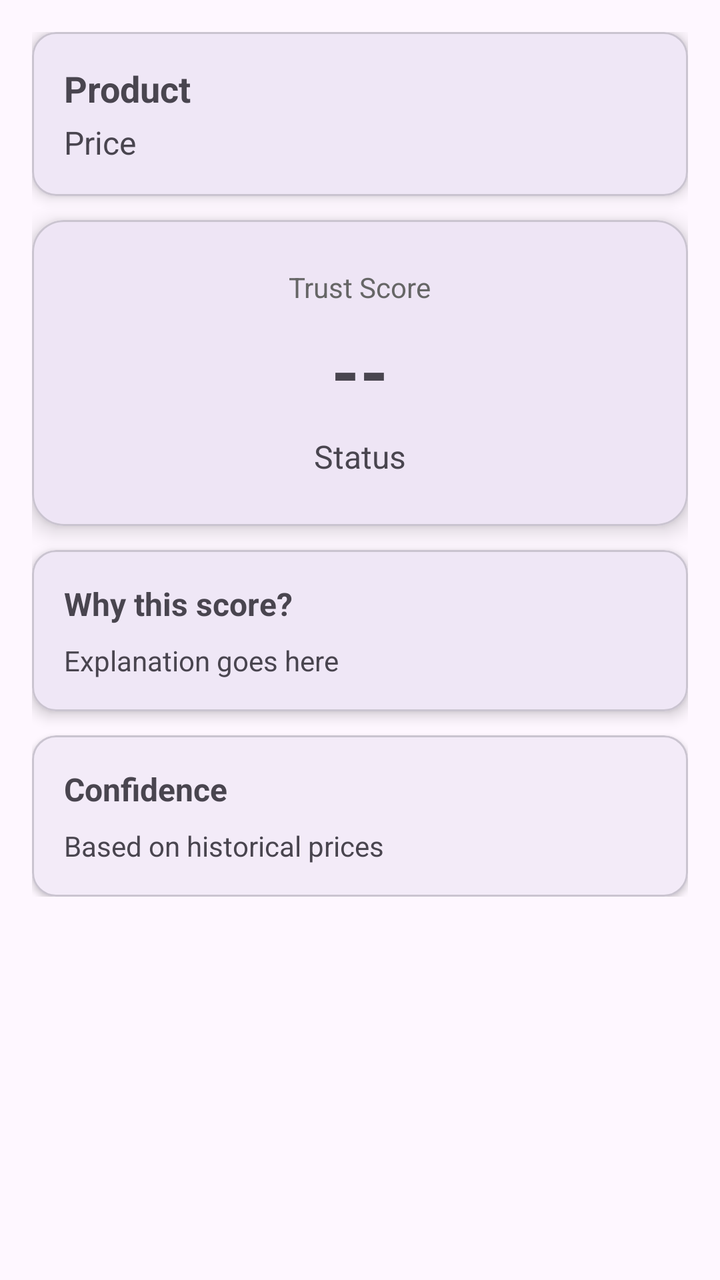
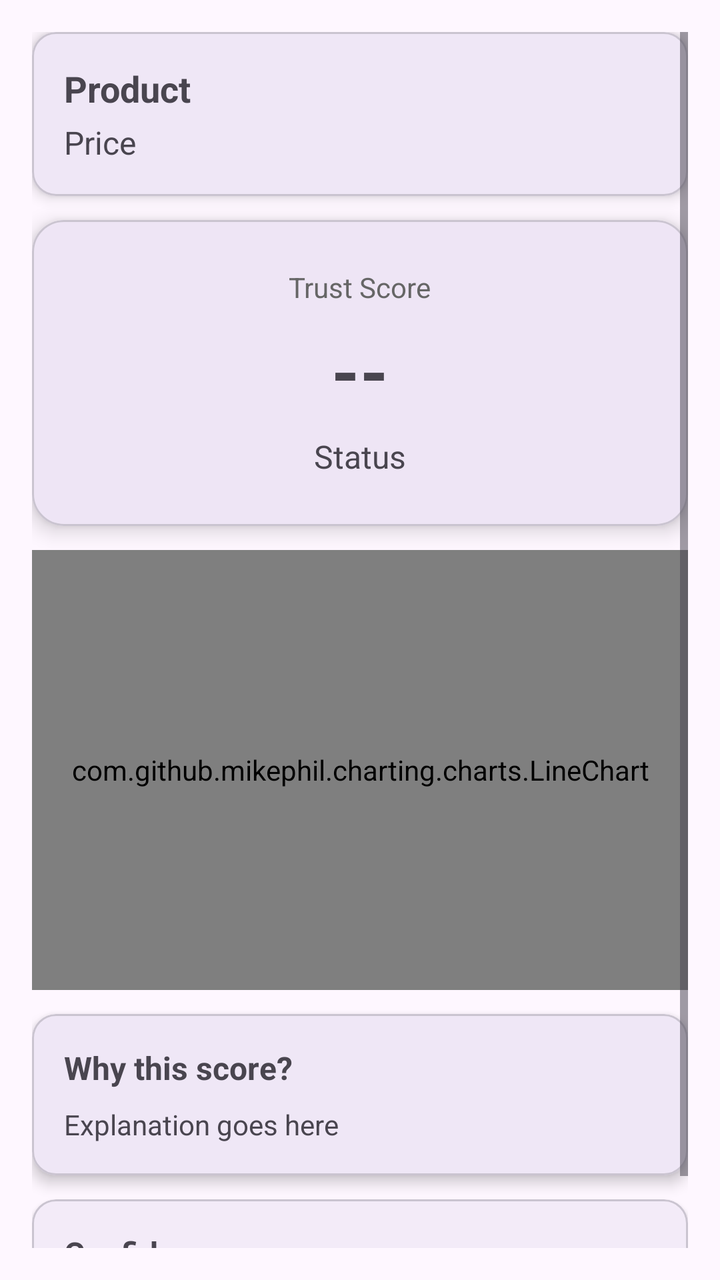

Screens rendered from an Android XML layout before and after an edit, with the pre-edit source and the edit as a unified diff.
<!-- AndroidManifest.xml: application theme Theme.Pricetrust -->
<!-- res/layout/activity_result.xml -->
<?xml version="1.0" encoding="utf-8"?>
<ScrollView xmlns:android="http://schemas.android.com/apk/res/android"
    xmlns:app="http://schemas.android.com/apk/res-auto"
    android:layout_width="match_parent"
    android:layout_height="match_parent"
    android:padding="16dp">

    <LinearLayout
        android:layout_width="match_parent"
        android:layout_height="wrap_content"
        android:orientation="vertical">

        
        <com.google.android.material.card.MaterialCardView
            android:layout_width="match_parent"
            android:layout_height="wrap_content"
            android:layout_marginBottom="12dp"
            app:cardElevation="4dp"
            app:cardCornerRadius="12dp">

            <LinearLayout
                android:layout_width="match_parent"
                android:layout_height="wrap_content"
                android:orientation="vertical"
                android:padding="16dp">

                <TextView
                    android:id="@+id/tvProductName"
                    android:text="Product"
                    android:textSize="18sp"
                    android:textStyle="bold"
                    android:layout_width="wrap_content"
                    android:layout_height="wrap_content"/>

                <TextView
                    android:id="@+id/tvProductPrice"
                    android:text="Price"
                    android:textSize="16sp"
                    android:layout_marginTop="4dp"
                    android:layout_width="wrap_content"
                    android:layout_height="wrap_content"/>
            </LinearLayout>
        </com.google.android.material.card.MaterialCardView>

        
        <com.google.android.material.card.MaterialCardView
            android:id="@+id/cardTrustScore"
            android:layout_width="match_parent"
            android:layout_height="wrap_content"
            android:layout_marginBottom="12dp"
            app:cardElevation="6dp"
            app:cardCornerRadius="16dp">

            <LinearLayout
                android:layout_width="match_parent"
                android:layout_height="wrap_content"
                android:gravity="center"
                android:orientation="vertical"
                android:padding="24dp">

                <TextView
                    android:text="Trust Score"
                    android:textSize="14sp"
                    android:textColor="#666"
                    android:layout_width="wrap_content"
                    android:layout_height="wrap_content"/>

                <TextView
                    android:id="@+id/tvTrustScore"
                    android:text="--"
                    android:textSize="36sp"
                    android:textStyle="bold"
                    android:layout_marginTop="8dp"
                    android:layout_width="wrap_content"
                    android:layout_height="wrap_content"/>

                
                <ProgressBar
                    android:id="@+id/progressTrust"
                    style="?android:attr/progressBarStyleLarge"
                    android:layout_width="wrap_content"
                    android:layout_height="wrap_content"
                    android:layout_marginTop="12dp"
                    android:visibility="gone" />

                <TextView
                    android:id="@+id/tvStatus"
                    android:text="Status"
                    android:textSize="16sp"
                    android:layout_marginTop="8dp"
                    android:layout_width="wrap_content"
                    android:layout_height="wrap_content"/>
            </LinearLayout>
        </com.google.android.material.card.MaterialCardView>

        
        <com.google.android.material.card.MaterialCardView
            android:layout_width="match_parent"
            android:layout_height="wrap_content"
            android:layout_marginBottom="12dp"
            app:cardElevation="4dp"
            app:cardCornerRadius="12dp">

            <LinearLayout
                android:layout_width="match_parent"
                android:layout_height="wrap_content"
                android:orientation="vertical"
                android:padding="16dp">

                <TextView
                    android:text="Why this score?"
                    android:textSize="16sp"
                    android:textStyle="bold"
                    android:layout_width="wrap_content"
                    android:layout_height="wrap_content"/>

                <TextView
                    android:id="@+id/tvExplanation"
                    android:text="Explanation goes here"
                    android:textSize="14sp"
                    android:layout_marginTop="8dp"
                    android:layout_width="wrap_content"
                    android:layout_height="wrap_content"/>
            </LinearLayout>
        </com.google.android.material.card.MaterialCardView>

        
        <com.google.android.material.card.MaterialCardView
            android:layout_width="match_parent"
            android:layout_height="wrap_content"
            app:cardElevation="2dp"
            app:cardCornerRadius="12dp">

            <LinearLayout
                android:layout_width="match_parent"
                android:layout_height="wrap_content"
                android:orientation="vertical"
                android:padding="16dp">

                <TextView
                    android:text="Confidence"
                    android:textStyle="bold"
                    android:textSize="16sp"
                    android:layout_width="wrap_content"
                    android:layout_height="wrap_content"/>

                <TextView
                    android:id="@+id/tvConfidence"
                    android:text="Based on historical prices"
                    android:textSize="14sp"
                    android:layout_marginTop="8dp"
                    android:layout_width="wrap_content"
                    android:layout_height="wrap_content"/>
            </LinearLayout>
        </com.google.android.material.card.MaterialCardView>

    </LinearLayout>
</ScrollView>
<!-- resources referenced by this layout -->
<resources>
  <style name="Theme.Pricetrust" parent="Base.Theme.Pricetrust" />
  <style name="Base.Theme.Pricetrust" parent="Theme.Material3.DayNight.NoActionBar">
          
          
      </style>
</resources>

<!-- the commit's change to res/layout/activity_result.xml (unified diff, before → after) -->
@@ -94,6 +94,14 @@
         </com.google.android.material.card.MaterialCardView>
 
         
+        <com.github.mikephil.charting.charts.LineChart
+            android:id="@+id/priceChart"
+            android:layout_width="match_parent"
+            android:layout_height="220dp"
+            android:layout_marginBottom="12dp" />
+
+
+        
         <com.google.android.material.card.MaterialCardView
             android:layout_width="match_parent"
             android:layout_height="wrap_content"
